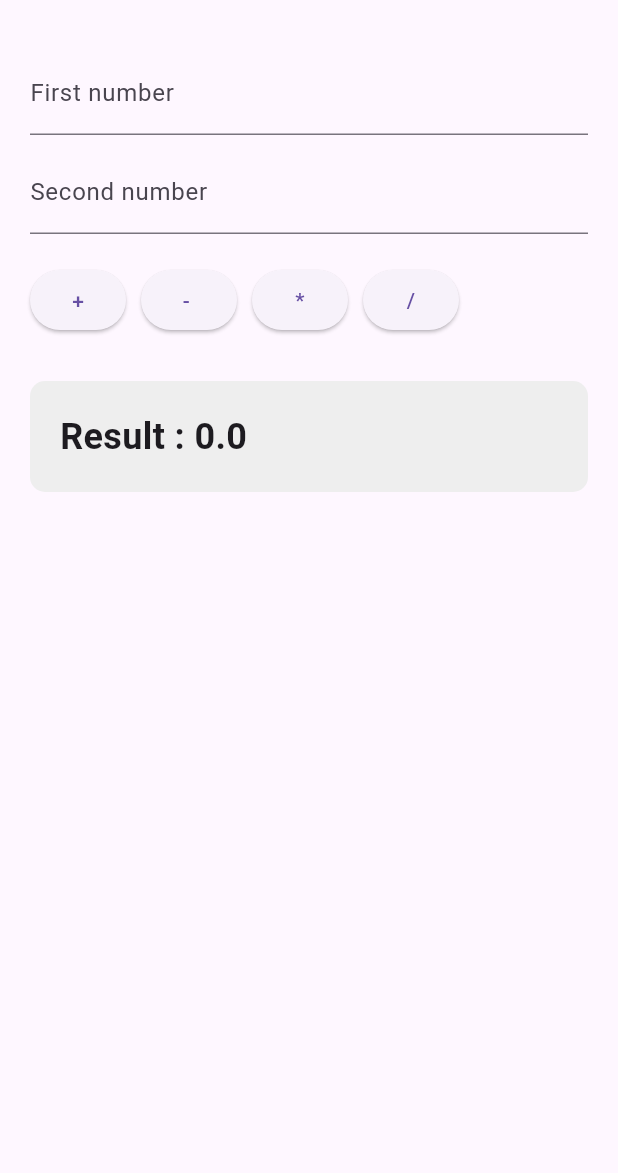
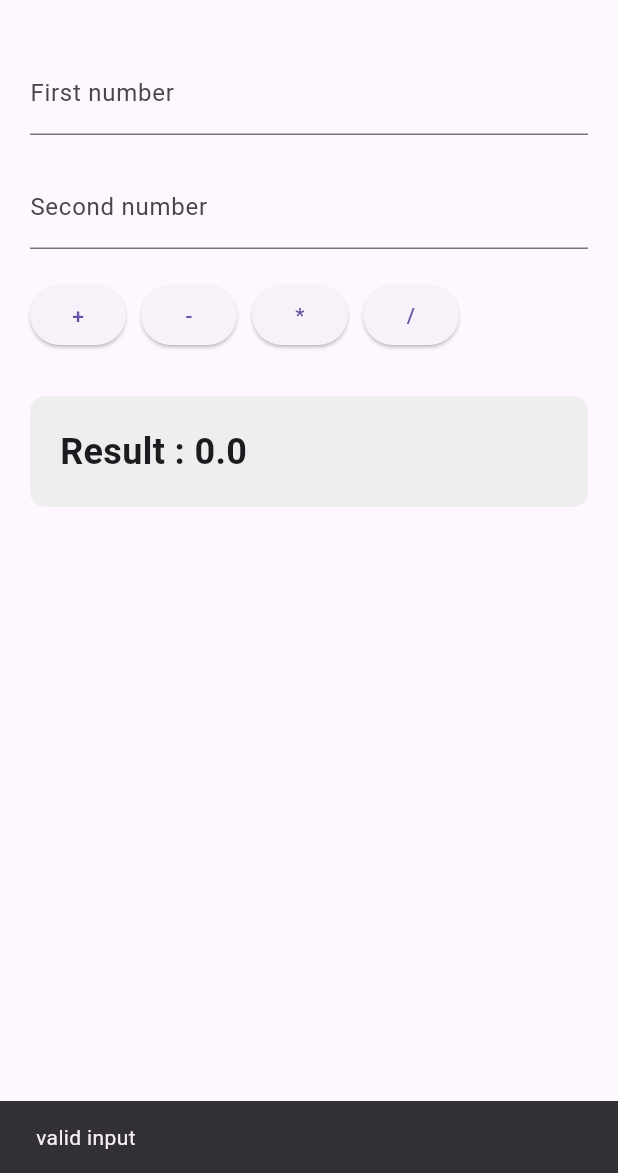
Before and after one commit to bhobocodes/CalculatorApp, a Flutter app: the screen it shows after launch, after a tap on an icon or button, on a phone screen of 412 x 824 dp, the part 63-1236 px from its top. Run offline on Flutter 3.47's test engine with Material 3 defaults, Android fonts, the phone set to English and light mode, and no system bars.

Commit message:
view change

```diff
--- a/lib/main.dart
+++ b/lib/main.dart
@@ -1,7 +1,9 @@
+import 'package:calculator_project/src/models/repository/calculator_repository.dart';
 import 'package:calculator_project/src/models/service/calculator_service.dart';
-import 'package:calculator_project/src/viewmodel/calculator_model.dart';
+import 'package:calculator_project/src/viewmodel/calculator_view_model.dart';
 import 'package:calculator_project/src/views/calculator_view.dart';
 import 'package:flutter/material.dart';
+import 'package:provider/provider.dart';
 
 void main() {
   runApp(const MyApp());
@@ -12,17 +14,24 @@ class MyApp extends StatelessWidget {
 
   @override
   Widget build(BuildContext context) {
-    final calculatorService = CalculatorService();
-
-    final calculatorViewModel = CalculatorViewModel(
-      calculatorService,
-    );
-
-    return MaterialApp(
-      debugShowCheckedModeBanner: false,
-      title: 'Calculator App',
-      home: CalculatorView(
-        viewModel: calculatorViewModel,
+    return MultiProvider(
+      providers: [
+        Provider<CalculatorService>(
+          create: (_) => CalculatorService(),
+        ),
+        Provider<CalculatorRepository>(
+          create: (context) => CalculatorRepository(
+            context.read<CalculatorService>(),
+          ),
+        ),
+        ChangeNotifierProvider<CalculatorViewModel>(
+          create: (context) => CalculatorViewModel(
+            context.read<CalculatorService>(),
+          ),
+        ),
+      ],
+      child: MaterialApp(
+        home: const CalculatorView(),
       ),
     );
   }
--- a/lib/src/models/repository/calculator_repository.dart
+++ b/lib/src/models/repository/calculator_repository.dart
@@ -0,0 +1,24 @@
+
+import '../service/calculator_service.dart';
+
+class CalculatorRepository {
+  final CalculatorService _service;
+
+  CalculatorRepository(this._service);
+
+  double add(double a, double b) {
+    return _service.add(a, b);
+  }
+
+  double subtract(double a, double b) {
+    return _service.subtract(a, b);
+  }
+
+  double multiply(double a, double b) {
+    return _service.multiply(a, b);
+  }
+
+  double divide(double a, double b) {
+    return _service.divide(a, b);
+  }
+}
--- a/lib/src/viewmodel/calculator_model.dart
+++ /dev/null
@@ -1,34 +0,0 @@
-
-import 'package:flutter/cupertino.dart';
-import '../models/service/calculator_service.dart';
-
-class CalculatorViewModel extends ChangeNotifier {
-  CalculatorViewModel(this._repository);
-
-  final CalculatorService _repository;
-
-  double result = 0;
-
-  void add(double a , double b) {
-  result = _repository.add(a,b);
-  // This call tells the widgets that are listening to this model to rebuild.
-  notifyListeners();
-  }
-
-  void subtract(double a, double b){
-  result = _repository.subtract(a,b);
-  notifyListeners();
-
-  }
-
-  void multiply (double a, double b){
-  result = _repository.multiply(a,b);
-  notifyListeners();
-  }
-
-  void divide (double a, double b){
-  result = _repository.divide(a,b);
-  notifyListeners();
-    }
-  }
-  /// Removes all items from the cart.
--- /dev/null
+++ b/lib/src/viewmodel/calculator_view_model.dart
@@ -0,0 +1,33 @@
+import '../models/service/calculator_service.dart';
+import 'package:flutter/cupertino.dart';
+
+
+class CalculatorViewModel extends ChangeNotifier {
+  CalculatorViewModel(this._repository);
+
+  final CalculatorService _repository;
+
+  double result = 0;
+
+          void add(double a , double b) {
+          result = _repository.add(a,b);
+          // This call tells the widgets that are listening to this model to rebuild.
+          notifyListeners();
+          }
+
+          void subtract(double a, double b){
+          result = _repository.subtract(a,b);
+          notifyListeners();
+
+          }
+
+          void multiply (double a, double b){
+          result = _repository.multiply(a,b);
+          notifyListeners();
+          }
+
+          void divide (double a, double b){
+          result = _repository.divide(a,b);
+          notifyListeners();
+            }
+          }
--- a/lib/src/views/calculator_view.dart
+++ b/lib/src/views/calculator_view.dart
@@ -1,13 +1,10 @@
 import 'package:flutter/material.dart';
+import 'package:provider/provider.dart';
 
-import '../viewmodel/calculator_model.dart';
+import '../viewmodel/calculator_view_model.dart';
 
 class CalculatorView extends StatefulWidget {
-  const CalculatorView({super.key,
-  required this.viewModel,
-  });
-
-  final CalculatorViewModel viewModel;
+  const CalculatorView({super.key});
 
   @override
   State<CalculatorView> createState() => _CalculatorViewState();
@@ -18,53 +15,67 @@ class _CalculatorViewState extends State<CalculatorView> {
   final TextEditingController aController = TextEditingController();
   final TextEditingController bController = TextEditingController();
 
+  bool validateInput(){
+    if (aController.text.isEmpty || bController.text.isEmpty){
+      ScaffoldMessenger.of(context).showSnackBar(
+        const SnackBar(
+            content:Text('valid input')
+        ),
+      );
+      return false;
+    }
+    return true;
+  }
+
   @override
   Widget build(BuildContext context) {
 
-    final viewModel = widget.viewModel;
+    final viewModel = context.watch<CalculatorViewModel>();
 
     return Scaffold(
-      appBar : AppBar(
-        title : const Text("Calculator App"),
+      appBar: AppBar(
+        title: const Text("Calculator App"),
+      ),
 
-      ),
-      body : SafeArea(
-        child: ListenableBuilder(
-          listenable:viewModel,
-          builder: (context,_){
-            return Padding(
-        padding : const EdgeInsets.all(20),
+      body: SafeArea(
+        child: Padding(
+          padding: const EdgeInsets.all(20),
 
           child: Column(
             crossAxisAlignment: CrossAxisAlignment.stretch,
-          children:[
+            children: [
+
               TextField(
-              controller : aController,
-              keyboardType:TextInputType.number,
-              decoration:const InputDecoration(
-                labelText:"First number",
+                controller: aController,
+                keyboardType: TextInputType.number,
+                decoration: const InputDecoration(
+                  labelText: "First number",
                 ),
               ),
 
-            const SizedBox(height:10),
+              const SizedBox(height: 20),
 
               TextField(
                 controller: bController,
-              keyboardType:TextInputType.number,
+                keyboardType: TextInputType.number,
                 decoration: const InputDecoration(
-                labelText:"Second number",
+                  labelText: "Second number",
                 ),
               ),
 
-            const SizedBox(height:20),
+              const SizedBox(height: 20),
 
-            Wrap (
+
+
+              Wrap(
                 spacing: 10,
-              runSpacing:10,
+                runSpacing: 10,
                 children: [
 
                   ElevatedButton(
-                  onPressed: (){
+                    onPressed: () {
+                      if (!validateInput()) return ;
+
                       viewModel.add(
                         double.parse(aController.text),
                         double.parse(bController.text),
@@ -74,29 +85,33 @@ class _CalculatorViewState extends State<CalculatorView> {
                   ),
 
                   ElevatedButton(
-                  onPressed:(){
+                    onPressed: () {
+                      if (!validateInput()) return ;
+
                       viewModel.subtract(
                         double.parse(aController.text),
                         double.parse(bController.text),
                       );
                     },
-                  child: const Text("- "),
+                    child: const Text("-"),
                   ),
 
+                  ElevatedButton(
+                    onPressed: () {
+                      if (!validateInput()) return ;
 
-                ElevatedButton (
-                  onPressed:(){
                       viewModel.multiply(
                         double.parse(aController.text),
                         double.parse(bController.text),
                       );
                     },
-                  child: const Text ("*"),
+                    child: const Text("*"),
                   ),
 
+                  ElevatedButton(
+                    onPressed: () {
+                      if (!validateInput()) return ;
 
-                ElevatedButton (
-                  onPressed: (){
                       viewModel.divide(
                         double.parse(aController.text),
                         double.parse(bController.text),
@@ -104,31 +119,29 @@ class _CalculatorViewState extends State<CalculatorView> {
                     },
                     child: const Text("/"),
                   ),
-
-
                 ],
               ),
-            const SizedBox(height:30),
+
+              const SizedBox(height: 30),
 
               Container(
-              padding : const EdgeInsets.all(20),
-              decoration:BoxDecoration(
-                color:Colors.grey.shade200,
-                borderRadius:BorderRadius.circular(10),
+                padding: const EdgeInsets.all(20),
+                decoration: BoxDecoration(
+                  color: Colors.grey.shade200,
+                  borderRadius: BorderRadius.circular(10),
                 ),
 
-            child:Text(
+                child: Text(
                   "Result : ${viewModel.result}",
-              style : const TextStyle(
-                fontSize:24,
+                  style: const TextStyle(
+                    fontSize: 24,
                     fontWeight: FontWeight.bold,
                   ),
                 ),
               ),
+
             ],
           ),
-             );
-            },
         ),
       ),
     );
--- /dev/null
+++ b/lib/viewmodel/calculator_view_model.dart
@@ -0,0 +1 @@
+// TODO Implement this library.
```
Lines whose indentation alone changed are shown as unchanged.
